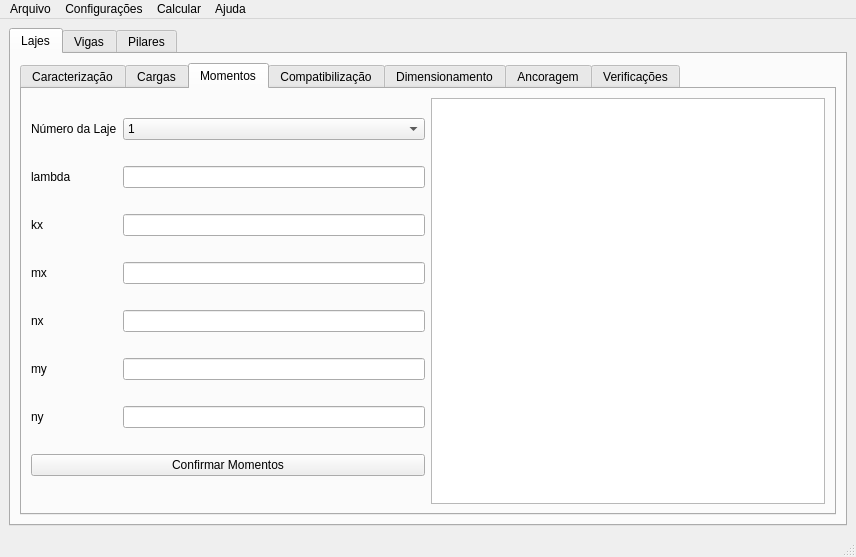
This is gui/mainWindowGUI.ui in MarioFreitas/ConcretePy as Qt 5 draws it before an edit. The edited form follows.
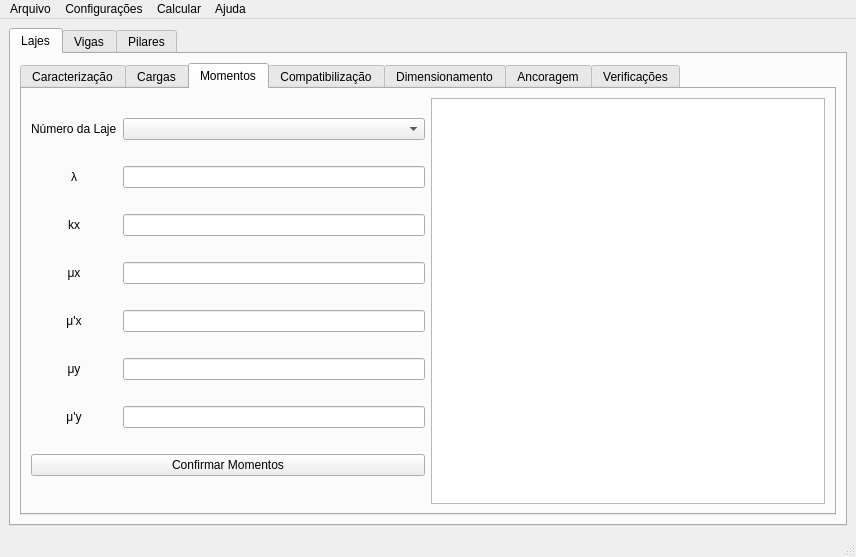
This is the edited form. The open tabs and pages were chosen to show the change.

```diff
--- a/gui/mainWindowGUI.ui
+++ b/gui/mainWindowGUI.ui
@@ -6,7 +6,7 @@
    <rect>
     <x>0</x>
     <y>0</y>
-    <width>774</width>
+    <width>811</width>
     <height>557</height>
    </rect>
   </property>
@@ -509,32 +509,35 @@
                 <item row="6" column="0">
                  <widget class="QLabel" name="label_25">
                   <property name="text">
-                   <string>ny</string>
+                   <string>μ'y</string>
+                  </property>
+                  <property name="alignment">
+                   <set>Qt::AlignCenter</set>
                   </property>
                  </widget>
                 </item>
                 <item row="5" column="0">
                  <widget class="QLabel" name="label_24">
                   <property name="text">
-                   <string>my</string>
+                   <string>μy</string>
+                  </property>
+                  <property name="alignment">
+                   <set>Qt::AlignCenter</set>
                   </property>
                  </widget>
                 </item>
                 <item row="4" column="0">
                  <widget class="QLabel" name="label_23">
                   <property name="text">
-                   <string>nx</string>
+                   <string>μ'x</string>
+                  </property>
+                  <property name="alignment">
+                   <set>Qt::AlignCenter</set>
                   </property>
                  </widget>
                 </item>
                 <item row="0" column="1">
-                 <widget class="QComboBox" name="nlaje_cbox_momento_laje">
-                  <item>
-                   <property name="text">
-                    <string>1</string>
-                   </property>
-                  </item>
-                 </widget>
+                 <widget class="QComboBox" name="nlaje_cbox_momento_laje"/>
                 </item>
                 <item row="0" column="0">
                  <widget class="QLabel" name="label_18">
@@ -546,14 +549,20 @@
                 <item row="1" column="0">
                  <widget class="QLabel" name="label_19">
                   <property name="text">
-                   <string>lambda</string>
+                   <string>λ</string>
+                  </property>
+                  <property name="alignment">
+                   <set>Qt::AlignCenter</set>
                   </property>
                  </widget>
                 </item>
                 <item row="3" column="0">
                  <widget class="QLabel" name="label_21">
                   <property name="text">
-                   <string>mx</string>
+                   <string>μx</string>
+                  </property>
+                  <property name="alignment">
+                   <set>Qt::AlignCenter</set>
                   </property>
                  </widget>
                 </item>
@@ -565,6 +574,9 @@
                   <property name="text">
                    <string>kx</string>
                   </property>
+                  <property name="alignment">
+                   <set>Qt::AlignCenter</set>
+                  </property>
                  </widget>
                 </item>
                 <item row="2" column="1">
```
Left out of the diff: 89 changed lines with no effect on the pictures.
